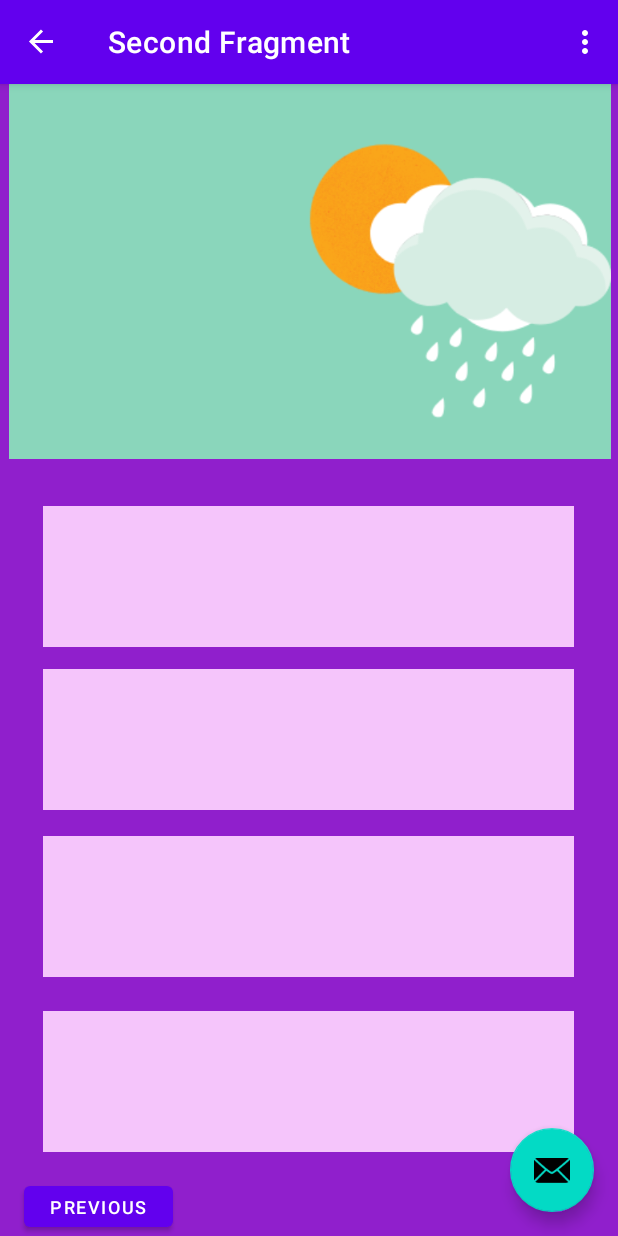
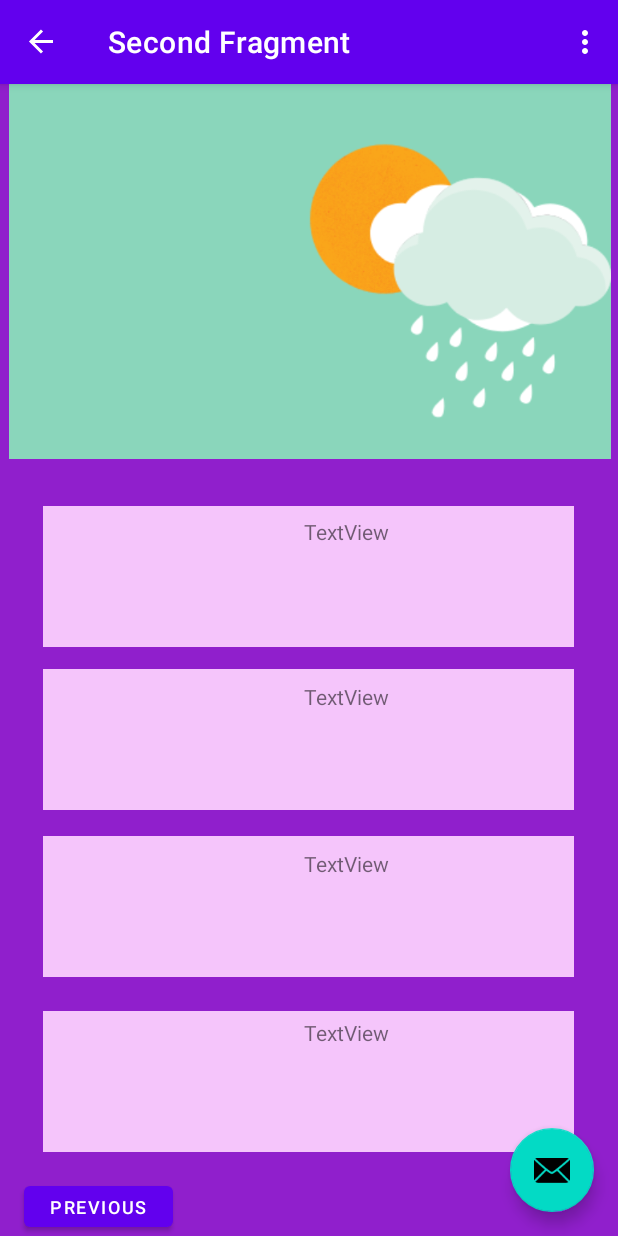
Before and after one commit to Selena-L/WearIt, an Android app: the SecondFragment screen opened through its navigation route, on a phone screen of 412 x 824 dp. Run offline under Robolectric (Android 15) with nearby library versions, the phone set to English and light mode, and no system bars; our stand-ins replace navigation-ui.

Commit message:
Added textViews for clothing suggestion on page 2

```diff
--- a/app/src/main/res/layout/fragment_second.xml
+++ b/app/src/main/res/layout/fragment_second.xml
@@ -73,4 +73,53 @@
         app:layout_constraintStart_toStartOf="parent"
         app:layout_constraintTop_toTopOf="parent"
         app:layout_constraintVertical_bias="0.744" />
+
+    <TextView
+        android:id="@+id/textView_hat"
+        android:layout_width="172dp"
+        android:layout_height="75dp"
+        android:text="TextView"
+        app:layout_constraintBottom_toBottomOf="parent"
+        app:layout_constraintEnd_toEndOf="parent"
+        app:layout_constraintHorizontal_bias="0.845"
+        app:layout_constraintStart_toStartOf="parent"
+        app:layout_constraintTop_toTopOf="parent"
+        app:layout_constraintVertical_bias="0.417" />
+
+    <TextView
+        android:id="@+id/textView_top"
+        android:layout_width="172dp"
+        android:layout_height="75dp"
+        android:text="TextView"
+        app:layout_constraintBottom_toBottomOf="parent"
+        app:layout_constraintEnd_toEndOf="parent"
+        app:layout_constraintHorizontal_bias="0.845"
+        app:layout_constraintStart_toStartOf="parent"
+        app:layout_constraintTop_toTopOf="@+id/imageView"
+        app:layout_constraintVertical_bias="0.576" />
+
+    <TextView
+        android:id="@+id/textView_bottom"
+        android:layout_width="172dp"
+        android:layout_height="75dp"
+        android:text="TextView"
+        app:layout_constraintBottom_toBottomOf="parent"
+        app:layout_constraintEnd_toEndOf="parent"
+        app:layout_constraintHorizontal_bias="0.845"
+        app:layout_constraintStart_toStartOf="parent"
+        app:layout_constraintTop_toTopOf="@+id/imageView"
+        app:layout_constraintVertical_bias="0.736" />
+
+    <TextView
+        android:id="@+id/textView_shoes"
+        android:layout_width="172dp"
+        android:layout_height="75dp"
+        android:text="TextView"
+        app:layout_constraintBottom_toBottomOf="parent"
+        app:layout_constraintEnd_toEndOf="parent"
+        app:layout_constraintHorizontal_bias="0.845"
+        app:layout_constraintStart_toStartOf="parent"
+        app:layout_constraintTop_toTopOf="parent"
+        app:layout_constraintVertical_bias="0.899" />
+
 </androidx.constraintlayout.widget.ConstraintLayout>
```
